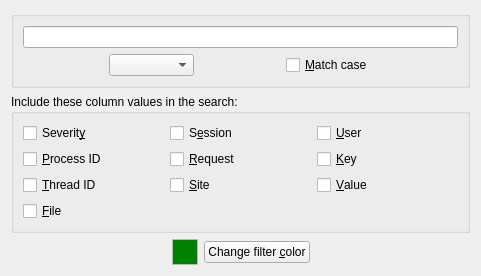
Qt form src/filtertab.ui (tableau/tableau-log-viewer) before a commit.
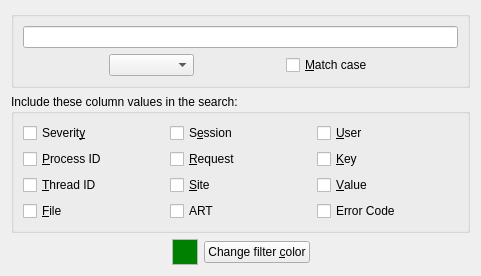
The same form after that commit.

Commit message:
Add options to show/hide ART data and error code in Value (#109)
* Add options to show or hide ART data and Error Code in Value

* Use options to show or hide ~art and ~errorcode. Added ART and Error Code column in find and highlight (art and error code are now searcheable)

Diff of the .ui file:
```diff
--- a/src/filtertab.ui
+++ b/src/filtertab.ui
@@ -169,6 +169,13 @@
           </property>
          </widget>
         </item>
+        <item>
+         <widget class="QCheckBox" name="checkBoxART">
+          <property name="text">
+           <string>ART</string>
+          </property>
+         </widget>
+        </item>
         <item>
          <spacer name="verticalSpacer_2">
           <property name="orientation">
@@ -207,6 +214,13 @@
           </property>
          </widget>
         </item>
+        <item>
+         <widget class="QCheckBox" name="checkBoxErrorCode">
+          <property name="text">
+           <string>Error Code</string>
+          </property>
+         </widget>
+        </item>
         <item>
          <spacer name="verticalSpacer">
           <property name="orientation">
```
The commit also changes 8 other files.
